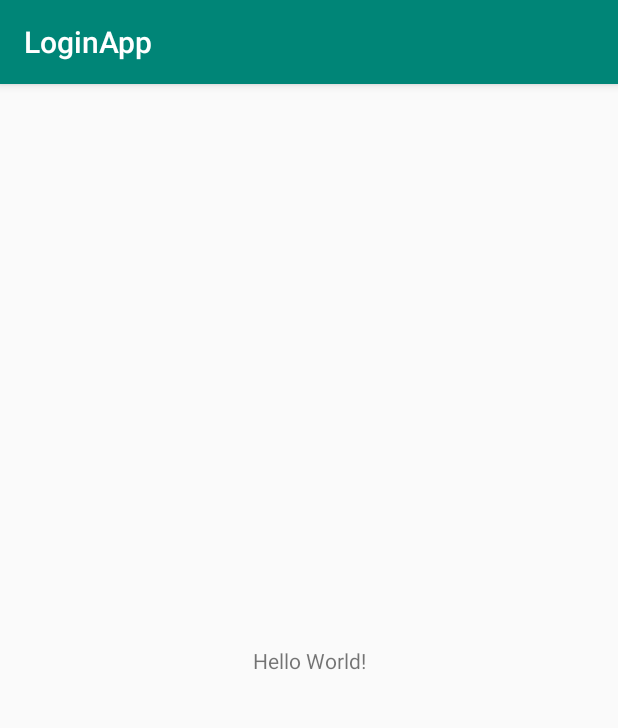
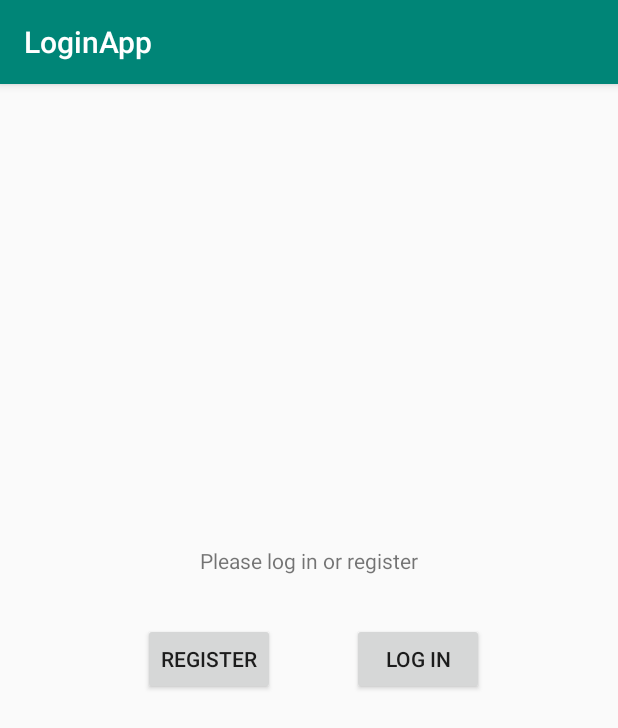
Before and after one commit to serenagibbons/login-app, an Android app: the screen it shows after launch (MainActivity), on a phone screen of 412 x 824 dp. Shown: the top 728 px of the screen. Run offline under Robolectric (Android 15) with nearby library versions, the phone set to English and light mode, and no system bars.

Commit message:
Add design and implementation to MainActivity

```diff
--- a/app/src/main/AndroidManifest.xml
+++ b/app/src/main/AndroidManifest.xml
@@ -3,13 +3,15 @@
     package="com.example.loginapp">
 
     <application
+        android:allowBackup="true"
         android:fullBackupContent="true"
-        android:allowBackup="true"
         android:icon="@mipmap/ic_launcher"
         android:label="@string/app_name"
         android:roundIcon="@mipmap/ic_launcher_round"
         android:supportsRtl="true"
         android:theme="@style/AppTheme">
+        <activity android:name=".RegistrationActivity"></activity>
+        <activity android:name=".LoginActivity" />
         <activity android:name=".SplashActivity">
             <intent-filter>
                 <action android:name="android.intent.action.MAIN" />
--- a/app/src/main/java/com/example/loginapp/SplashActivity.java
+++ b/app/src/main/java/com/example/loginapp/SplashActivity.java
@@ -1,13 +1,9 @@
 package com.example.loginapp;
 
 import androidx.appcompat.app.AppCompatActivity;
-
-import android.content.Context;
 import android.content.Intent;
 import android.os.Bundle;
 import android.os.Handler;
-
-import java.time.Duration;
 
 public class SplashActivity extends AppCompatActivity {
 
@@ -16,6 +12,7 @@ public class SplashActivity extends AppCompatActivity {
         super.onCreate(savedInstanceState);
         setContentView(R.layout.activity_splash);
 
+        // show splash screen for 5 seconds before switching to MainActivity
         new Handler().postDelayed(new Runnable() {
             @Override
             public void run() {
@@ -23,7 +20,7 @@ public class SplashActivity extends AppCompatActivity {
                 Intent mainIntent = new Intent(SplashActivity.this, MainActivity.class);
                 startActivity(mainIntent);
             }
-        }, 4000);
+        }, 5000);
 
 
     }
--- a/app/src/main/res/layout/activity_main.xml
+++ b/app/src/main/res/layout/activity_main.xml
@@ -6,13 +6,44 @@
     android:layout_height="match_parent"
     tools:context=".MainActivity">
 
+    <!-- Prompt user to click log in or register button -->
     <TextView
+        android:id="@+id/textView2"
         android:layout_width="wrap_content"
         android:layout_height="wrap_content"
-        android:text="Hello World!"
+        android:text="@string/prompt"
         app:layout_constraintBottom_toBottomOf="parent"
         app:layout_constraintLeft_toLeftOf="parent"
         app:layout_constraintRight_toRightOf="parent"
-        app:layout_constraintTop_toTopOf="parent" />
+        app:layout_constraintTop_toTopOf="parent"
+        app:layout_constraintVertical_bias="0.411" />
+
+    <!-- Registration Button -->
+    <Button
+        android:id="@+id/btnReg"
+        android:layout_width="wrap_content"
+        android:layout_height="wrap_content"
+        android:onClick="goToRegistration"
+        android:text="@string/btn_reg"
+        app:layout_constraintBottom_toBottomOf="parent"
+        app:layout_constraintEnd_toEndOf="parent"
+        app:layout_constraintHorizontal_bias="0.294"
+        app:layout_constraintStart_toStartOf="parent"
+        app:layout_constraintTop_toTopOf="parent"
+        app:layout_constraintVertical_bias="0.499" />
+
+    <!-- Log In Button -->
+    <Button
+        android:id="@+id/btnLog"
+        android:layout_width="wrap_content"
+        android:layout_height="wrap_content"
+        android:onClick="goToLogIn"
+        android:text="@string/btn_login"
+        app:layout_constraintBottom_toBottomOf="parent"
+        app:layout_constraintEnd_toEndOf="parent"
+        app:layout_constraintHorizontal_bias="0.724"
+        app:layout_constraintStart_toStartOf="parent"
+        app:layout_constraintTop_toTopOf="parent"
+        app:layout_constraintVertical_bias="0.499" />
 
 </androidx.constraintlayout.widget.ConstraintLayout>
--- a/app/src/main/res/values/strings.xml
+++ b/app/src/main/res/values/strings.xml
@@ -1,4 +1,10 @@
 <resources>
     <string name="app_name">LoginApp</string>
     <string name="image_desc">welcome image</string>
+    <string name="prompt">Please log in or register</string>
+    <string name="btn_reg">Register</string>
+    <string name="btn_login">Log in</string>
+    <string name="label_login">Log in to LoginApp</string>
+    <string name="label_reg">Register for LoginApp</string>
+
 </resources>
```
Also changed, not shown: app/src/main/java/com/example/loginapp/LoginActivity.java (added, +14 -0 lines), app/src/main/java/com/example/loginapp/MainActivity.java (+12 -0 lines), app/src/main/java/com/example/loginapp/RegistrationActivity.java (added, +14 -0 lines), app/src/main/res/layout/activity_login.xml (added, +21 -0 lines), app/src/main/res/layout/activity_registration.xml (added, +21 -0 lines).
